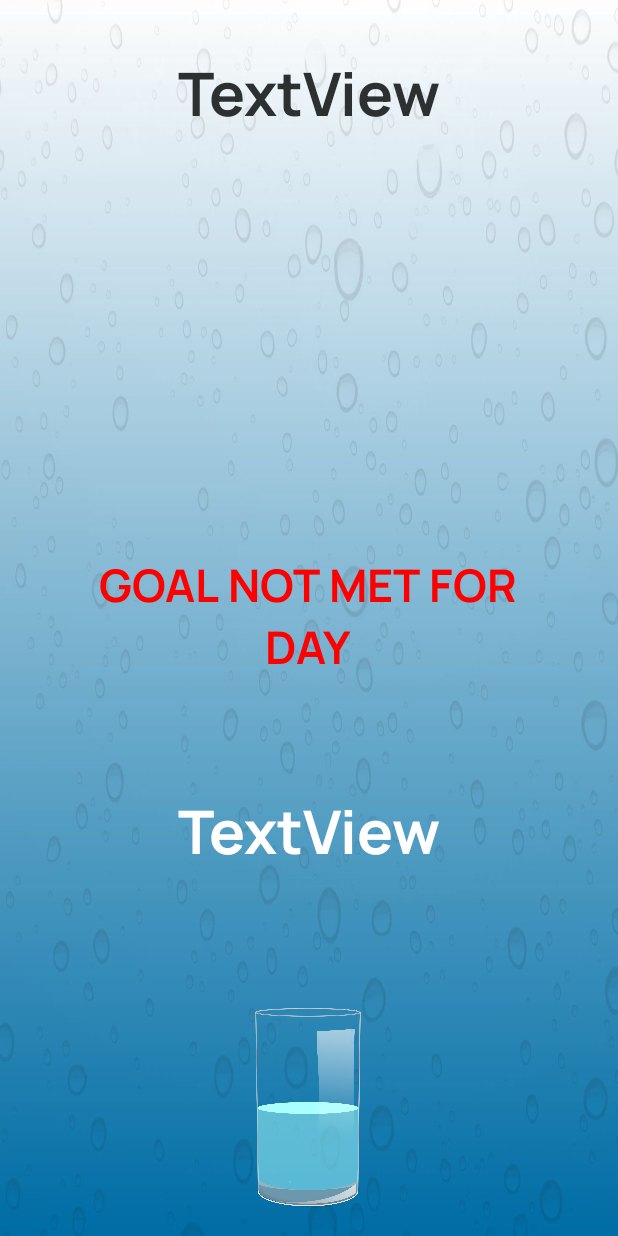
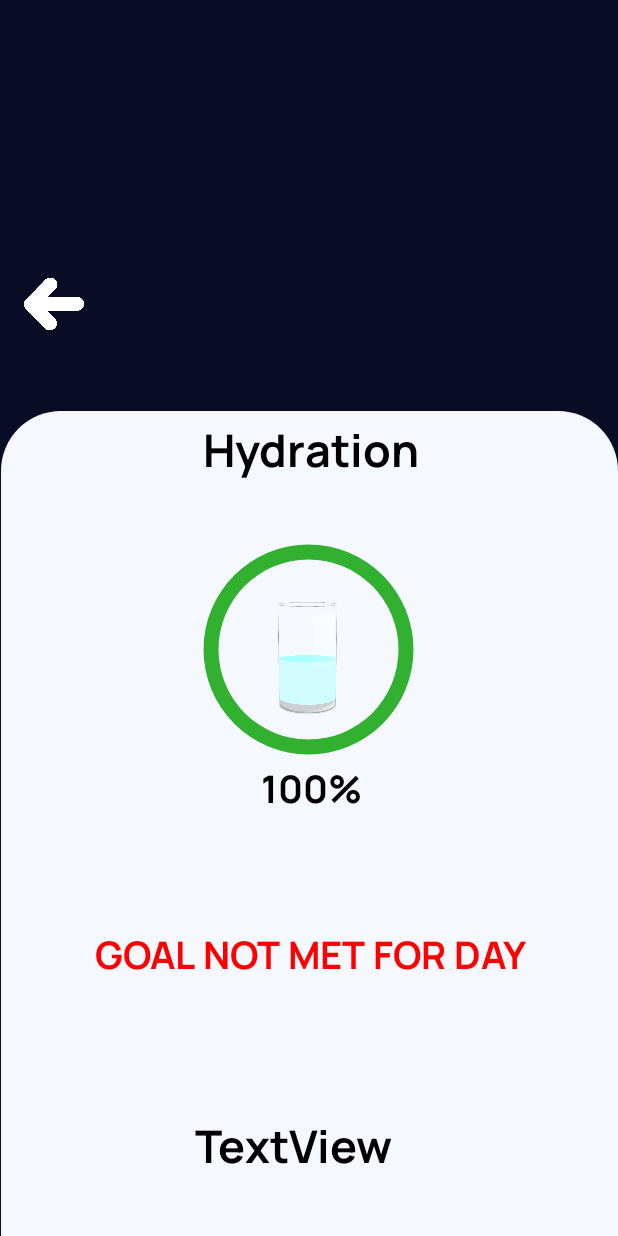
Before and after one commit to sotasorsa2/goodhabbits, an Android app: the WaterDateActivity screen opened directly, with no data from a screen before it, on a phone screen of 412 x 824 dp. Run offline under Robolectric (Android 15) with nearby library versions, the phone set to English and light mode, and no system bars; 5 statements that could not run were skipped.

Commit message:
Back button added + tweaks for Water App
Added functionality and icons for back button

Made the list UI better for Water App and Water History UI more consistent

```diff
--- a/GoodHabbits/app/src/main/java/fi/otso/salmenpera/goodhabbits/WaterActivity.java
+++ b/GoodHabbits/app/src/main/java/fi/otso/salmenpera/goodhabbits/WaterActivity.java
@@ -220,6 +220,11 @@ public class WaterActivity extends AppCompatActivity {
         return result;
     }
 
+    public void goBack(View v) {
+        Intent nextActivity = new Intent(WaterActivity.this, MainActivity.class);
+        startActivity(nextActivity);
+    }
+
     //Load activity for previous water goals
     public void loadWaterListActivity(View v) {
         Intent nextActivity = new Intent(WaterActivity.this, WaterListActivity.class);
--- a/GoodHabbits/app/src/main/java/fi/otso/salmenpera/goodhabbits/WaterDateActivity.java
+++ b/GoodHabbits/app/src/main/java/fi/otso/salmenpera/goodhabbits/WaterDateActivity.java
@@ -2,14 +2,18 @@ package fi.otso.salmenpera.goodhabbits;
 
 import androidx.appcompat.app.AppCompatActivity;
 
+import android.content.Intent;
 import android.graphics.Color;
 import android.os.Bundle;
+import android.view.View;
 import android.widget.ImageView;
+import android.widget.ProgressBar;
 import android.widget.TextView;
 
 public class WaterDateActivity extends AppCompatActivity {
-    TextView goalText, dateText, summaryText;
+    TextView goalText, dateText, summaryText, percentageText;
     ImageView img;
+    ProgressBar progressBar;
     @Override
     protected void onCreate(Bundle savedInstanceState) {
         super.onCreate(savedInstanceState);
@@ -19,8 +23,12 @@ public class WaterDateActivity extends AppCompatActivity {
         dateText = findViewById(R.id.dateText);
         img = findViewById(R.id.waterImage);
         summaryText = findViewById(R.id.summaryText);
+        percentageText = findViewById(R.id.percentageText);
+        progressBar = findViewById(R.id.waterProgressBar);
         goalText.setText(Integer.toString(b.getInt("drank")) + "ml/" + Integer.toString(b.getInt("goal")) + "ml");
         dateText.setText(Integer.toString(b.getInt("year") )+ "-" + Integer.toString(b.getInt("month")) + "-" + Integer.toString(b.getInt("day")));
+        percentageText.setText(b.getInt("percentage") + "%");
+        progressBar.setProgress(b.getInt("percentage"));
         if(b.getInt("percentage") >= 100) {
             summaryText.setTextColor(Color.GREEN);
             summaryText.setText("GOAL MET FOR DAY");
@@ -30,4 +38,9 @@ public class WaterDateActivity extends AppCompatActivity {
             summaryText.setText("GOAL NOT MET FOR DAY");
         }
     }
+
+    public void goBack(View v) {
+        Intent nextActivity = new Intent(WaterDateActivity.this, WaterListActivity.class);
+        startActivity(nextActivity);
+    }
 }
--- a/GoodHabbits/app/src/main/java/fi/otso/salmenpera/goodhabbits/WaterListActivity.java
+++ b/GoodHabbits/app/src/main/java/fi/otso/salmenpera/goodhabbits/WaterListActivity.java
@@ -44,4 +44,9 @@ public class WaterListActivity extends AppCompatActivity {
             }
         });
     }
+
+    public void goBack(View v) {
+        Intent nextActivity = new Intent(WaterListActivity.this, WaterActivity.class);
+        startActivity(nextActivity);
+    }
 }
--- a/GoodHabbits/app/src/main/res/drawable/circular_progress_bar.xml
+++ b/GoodHabbits/app/src/main/res/drawable/circular_progress_bar.xml
@@ -12,8 +12,8 @@
         android:useLevel="true">
         <gradient
             android:angle="0"
-            android:endColor="#19c916"
-            android:startColor="#19c916"
+            android:endColor="#15d911"
+            android:startColor="#15d911"
             android:type="sweep"
             android:useLevel="false" />
     </shape>
--- a/GoodHabbits/app/src/main/res/drawable/circular_shape.xml
+++ b/GoodHabbits/app/src/main/res/drawable/circular_shape.xml
@@ -5,5 +5,5 @@
     android:shape="ring"
     android:thickness="10dp"
     android:useLevel="false">
-    <solid android:color="#15d911" />
+    <solid android:color="#32b030" />
 </shape>
--- a/GoodHabbits/app/src/main/res/layout/activity_water_date.xml
+++ b/GoodHabbits/app/src/main/res/layout/activity_water_date.xml
@@ -4,70 +4,116 @@
     xmlns:tools="http://schemas.android.com/tools"
     android:layout_width="match_parent"
     android:layout_height="match_parent"
-    android:background="@drawable/water_background"
+    android:background="#080c24"
     tools:context=".WaterDateActivity">
 
-    <TextView
-        android:id="@+id/dailyGoalWaterText"
-        android:layout_width="320dp"
-        android:layout_height="90dp"
-        android:fontFamily="@font/manrope_bold"
-        android:gravity="center"
-        android:text="TextView"
-        android:textColor="#FFFFFF"
-        android:textSize="40sp"
-        android:textStyle="bold"
+    <ImageView
+        android:id="@+id/imageView12"
+        android:layout_width="40dp"
+        android:layout_height="40dp"
+        android:onClick="goBack"
+        app:layout_constraintBottom_toTopOf="@+id/relativeLayout3"
+        app:layout_constraintEnd_toEndOf="parent"
+        app:layout_constraintHorizontal_bias="0.043"
+        app:layout_constraintStart_toStartOf="parent"
+        app:layout_constraintTop_toTopOf="parent"
+        app:layout_constraintVertical_bias="0.78"
+        app:srcCompat="@drawable/back_button" />
+
+    <RelativeLayout
+        android:id="@+id/relativeLayout3"
+        android:layout_width="411dp"
+        android:layout_height="550dp"
+        android:layout_marginStart="33dp"
+        android:layout_marginEnd="33dp"
+        android:background="@drawable/water_goal_bg"
         app:layout_constraintBottom_toBottomOf="parent"
         app:layout_constraintEnd_toEndOf="parent"
-        app:layout_constraintHorizontal_bias="0.494"
-        app:layout_constraintStart_toStartOf="parent"
-        app:layout_constraintTop_toTopOf="parent"
-        app:layout_constraintVertical_bias="0.694" />
+        app:layout_constraintStart_toStartOf="parent">
 
-    <TextView
-        android:id="@+id/dateText"
-        android:layout_width="320dp"
-        android:layout_height="90dp"
-        android:fontFamily="@font/manrope_bold"
-        android:gravity="center"
-        android:text="TextView"
-        android:textColor="#2C3030"
-        android:textSize="40sp"
-        android:textStyle="bold"
-        app:layout_constraintBottom_toBottomOf="parent"
-        app:layout_constraintEnd_toEndOf="parent"
-        app:layout_constraintHorizontal_bias="0.494"
-        app:layout_constraintStart_toStartOf="parent"
-        app:layout_constraintTop_toTopOf="parent"
-        app:layout_constraintVertical_bias="0.024" />
+        <ProgressBar
+            android:id="@+id/waterProgressBar"
+            style="?android:attr/progressBarStyleHorizontal"
+            android:layout_width="150dp"
+            android:layout_height="150dp"
+            android:layout_alignParentStart="true"
+            android:layout_alignParentTop="true"
+            android:layout_marginStart="130dp"
+            android:layout_marginTop="84dp"
+            android:background="@drawable/circular_shape"
+            android:progressDrawable="@drawable/circular_progress_bar"
+            android:textAlignment="center" />
 
-    <TextView
-        android:id="@+id/summaryText"
-        android:layout_width="320dp"
-        android:layout_height="90dp"
-        android:fontFamily="@font/manrope_bold"
-        android:gravity="center"
-        android:text="TextView"
-        android:textColor="#17B3B3"
-        android:textSize="30sp"
-        android:textStyle="bold"
-        app:layout_constraintBottom_toBottomOf="parent"
-        app:layout_constraintEnd_toEndOf="parent"
-        app:layout_constraintHorizontal_bias="0.494"
-        app:layout_constraintStart_toStartOf="parent"
-        app:layout_constraintTop_toTopOf="parent"
-        app:layout_constraintVertical_bias="0.499" />
+        <ImageView
+            android:id="@+id/waterImage"
+            android:layout_width="75dp"
+            android:layout_height="75dp"
+            android:layout_alignParentTop="true"
+            android:layout_alignParentEnd="true"
+            android:layout_marginTop="127dp"
+            android:layout_marginEnd="169dp"
+            app:srcCompat="@drawable/water_half" />
 
-    <ImageView
-        android:id="@+id/waterImage"
-        android:layout_width="152dp"
-        android:layout_height="133dp"
-        app:layout_constraintBottom_toBottomOf="parent"
-        app:layout_constraintEnd_toEndOf="parent"
-        app:layout_constraintHorizontal_bias="0.498"
-        app:layout_constraintStart_toStartOf="parent"
-        app:layout_constraintTop_toTopOf="parent"
-        app:layout_constraintVertical_bias="0.973"
-        app:srcCompat="@drawable/water_half" />
+        <TextView
+            android:id="@+id/percentageText"
+            android:layout_width="87dp"
+            android:layout_height="33dp"
+            android:layout_below="@+id/waterProgressBar"
+            android:layout_alignParentStart="true"
+            android:layout_alignParentBottom="true"
+            android:layout_marginStart="163dp"
+            android:layout_marginTop="0dp"
+            android:layout_marginBottom="283dp"
+            android:fontFamily="@font/manrope_bold"
+            android:text="100%"
+            android:textAlignment="center"
+            android:textColor="#000000"
+            android:textSize="25sp"
+            android:textStyle="bold" />
+
+        <TextView
+            android:id="@+id/dailyGoalWaterText"
+            android:layout_width="310dp"
+            android:layout_height="73dp"
+            android:layout_alignParentStart="true"
+            android:layout_alignParentBottom="true"
+            android:layout_marginStart="40dp"
+            android:layout_marginBottom="7dp"
+            android:fontFamily="@font/manrope_bold"
+            android:text="TextView"
+            android:textAlignment="center"
+            android:textColor="#000000"
+            android:textSize="30sp"
+            android:textStyle="bold" />
+
+        <TextView
+            android:id="@+id/summaryText"
+            android:layout_width="309dp"
+            android:layout_height="49dp"
+            android:layout_alignParentStart="true"
+            android:layout_alignParentBottom="true"
+            android:layout_marginStart="51dp"
+            android:layout_marginBottom="156dp"
+            android:fontFamily="@font/manrope_bold"
+            android:text="Hydration Analysis"
+            android:textAlignment="center"
+            android:textColor="#FFFFFF"
+            android:textSize="25sp" />
+
+        <TextView
+            android:id="@+id/dateText"
+            android:layout_width="250dp"
+            android:layout_height="41dp"
+            android:layout_alignParentTop="true"
+            android:layout_alignParentEnd="true"
+            android:layout_marginTop="5dp"
+            android:layout_marginEnd="80dp"
+            android:fontFamily="@font/manropebold"
+            android:text="Hydration Analysis"
+            android:textAlignment="center"
+            android:textColor="#000000"
+            android:textSize="30sp" />
+
+    </RelativeLayout>
 
 </androidx.constraintlayout.widget.ConstraintLayout>
```
Also changed, not shown: GoodHabbits/app/src/main/res/layout/activity_water.xml (+16 -2 lines), GoodHabbits/app/src/main/res/layout/activity_water_list.xml (+36 -7 lines), GoodHabbits/app/src/main/res/drawable/back_button.png (added).
